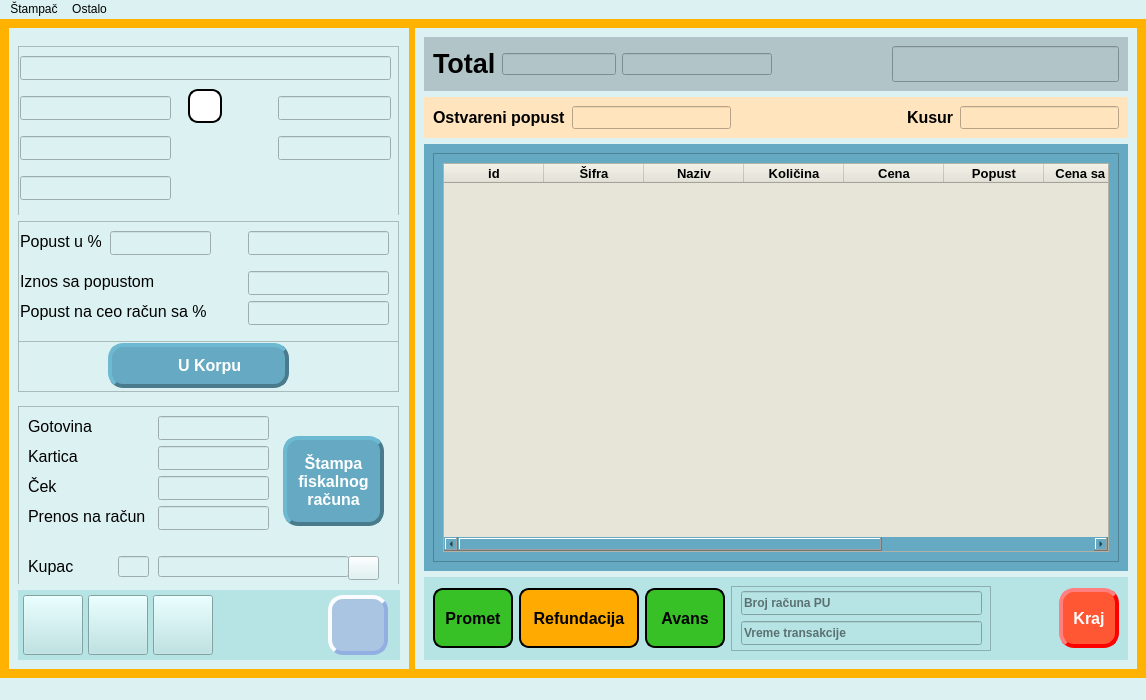
This is ui/main_window - Copy.ui in ljuba17/desktop_pos as Qt 5 draws it before an edit. The edited form follows.
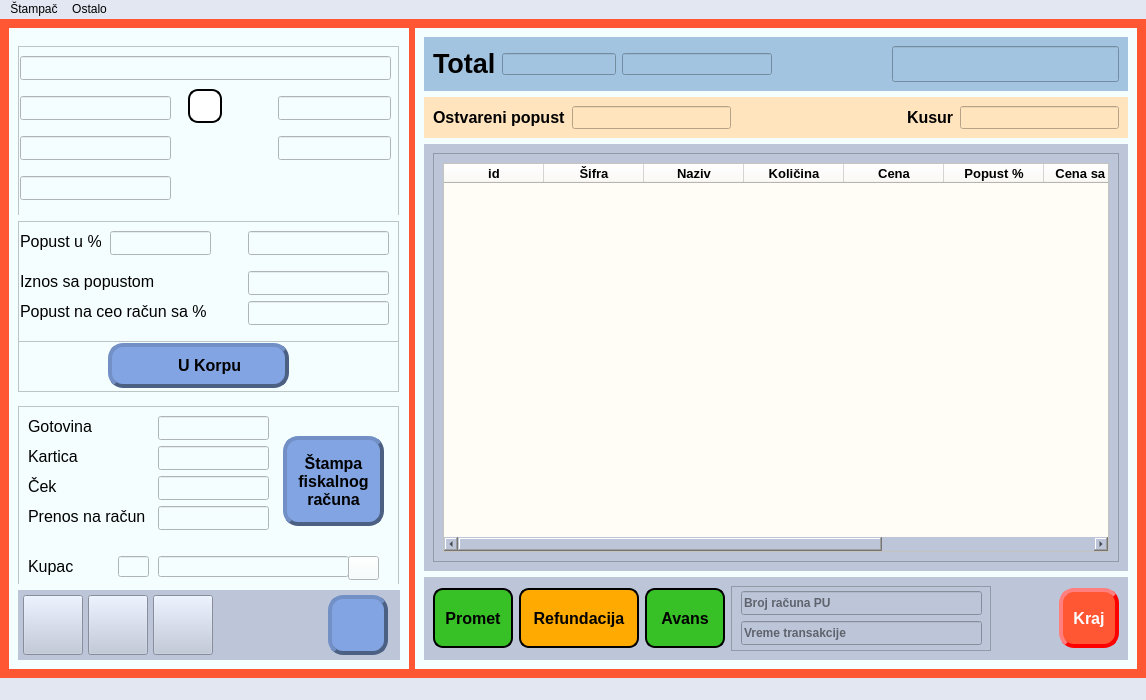
This is the edited form. Icons and pictures are not drawn.

The edit to the form file:
```diff
--- a/ui/main_window - Copy.ui
+++ b/ui/main_window - Copy.ui
@@ -24,12 +24,12 @@
     <normaloff>../resources/logo.png</normaloff>../resources/logo.png</iconset>
   </property>
   <property name="styleSheet">
-   <string notr="true">background-color: rgb(220, 242, 242);</string>
+   <string notr="true">background-color: #e3e7f1;</string>
   </property>
   <widget class="QWidget" name="centralwidget">
    <property name="styleSheet">
     <string notr="true">
-background-color: rgb(255, 179, 0);
+background-color: rgb(255, 87, 51);
 </string>
    </property>
    <layout class="QHBoxLayout" name="horizontalLayout">
@@ -48,7 +48,7 @@
        </size>
       </property>
       <property name="styleSheet">
-       <string notr="true">background-color: rgb(220, 242, 242);</string>
+       <string notr="true">background-color: #F5FEFF;</string>
       </property>
       <layout class="QVBoxLayout" name="verticalLayout">
        <item>
@@ -502,12 +502,12 @@
            </property>
            <property name="styleSheet">
             <string notr="true">QPushButton#btnKorpa {
-	background-color: #65aac2;
-	color: rgb(255, 255, 255);
+	background-color: #82a4e3;
+	color: black;
     border-style:outset;
 	border-width:4px;
 	border-radius:15px;
-	border-color:#497b8c;
+	border-color:#4c6084;
 	padding:10px;
 }
 QPushButton#btnKorpa:hover {
@@ -815,12 +815,12 @@
            </property>
            <property name="styleSheet">
             <string notr="true">QPushButton#btnStampa {
-	background-color: #65aac2;
-	color: rgb(255, 255, 255);
+	background-color: #82a4e3;
+	color: black;
     border-style:outset;
 	border-width:4px;
 	border-radius:15px;
-	border-color:#497b8c;
+	border-color:#4c6084;
 	padding:10px;
 }
 QPushButton#btnStampa:hover {
@@ -916,8 +916,8 @@
           </size>
          </property>
          <property name="styleSheet">
-          <string notr="true">background-color: rgb(182, 227, 227);
-border-color: rgb(35, 35, 35);</string>
+          <string notr="true">background-color: #bdc6d9;
+</string>
          </property>
          <widget class="QPushButton" name="btnKupac1">
           <property name="geometry">
@@ -1080,13 +1080,13 @@
           </property>
           <property name="styleSheet">
            <string notr="true">QPushButton#btnIzaberiKupca {
-    background-color: #A9C5E2;
+    background-color: #82a4e3;
     color: white; /* Bela boja teksta */
     font-size: 20px; /* Veličina fonta */
     font-weight: bold; /* Podebljani tekst */
     border-style:outset;
 	border-width:4px;
-	border-color: #93afe2;
+	border-color: #4c6084;
 	border-radius:15px;
 	padding:10px;
 }
@@ -1123,7 +1123,7 @@
     <item>
      <widget class="QWidget" name="desniWidget" native="true">
       <property name="styleSheet">
-       <string notr="true">background-color: rgb(220, 242, 242);</string>
+       <string notr="true">background-color: #F5FEFF;</string>
       </property>
       <layout class="QVBoxLayout" name="verticalLayout_2">
        <item>
@@ -1142,7 +1142,7 @@
          </property>
          <property name="styleSheet">
           <string notr="true">
-background-color: rgb(177, 197, 200);</string>
+background-color: #a2c4e0;</string>
          </property>
          <layout class="QHBoxLayout" name="horizontalLayout_3">
           <item>
@@ -1378,7 +1378,7 @@
           </sizepolicy>
          </property>
          <property name="styleSheet">
-          <string notr="true">background-color: rgb(101, 170, 194);</string>
+          <string notr="true">background-color: #bdc6d9;</string>
          </property>
          <layout class="QVBoxLayout" name="verticalLayout_3">
           <item>
@@ -1414,7 +1414,7 @@
                 <string>Tabela u kojoj su prikazane stavke računa.</string>
                </property>
                <property name="styleSheet">
-                <string notr="true">background-color: rgb(231, 229, 215);</string>
+                <string notr="true">background-color: #FFFDF6;</string>
                </property>
                <property name="rowCount">
                 <number>0</number>
@@ -1443,9 +1443,9 @@
                 </property>
                 <property name="background">
                  <color>
-                  <red>185</red>
-                  <green>203</green>
-                  <blue>204</blue>
+                  <red>162</red>
+                  <green>196</green>
+                  <blue>224</blue>
                  </color>
                 </property>
                 <property name="foreground">
@@ -1470,9 +1470,9 @@
                 </property>
                 <property name="background">
                  <color>
-                  <red>185</red>
-                  <green>203</green>
-                  <blue>204</blue>
+                  <red>162</red>
+                  <green>196</green>
+                  <blue>224</blue>
                  </color>
                 </property>
                 <property name="foreground">
@@ -1497,9 +1497,9 @@
                 </property>
                 <property name="background">
                  <color>
-                  <red>185</red>
-                  <green>203</green>
-                  <blue>204</blue>
+                  <red>162</red>
+                  <green>196</green>
+                  <blue>224</blue>
                  </color>
                 </property>
                 <property name="foreground">
@@ -1524,9 +1524,9 @@
                 </property>
                 <property name="background">
                  <color>
-                  <red>185</red>
-                  <green>203</green>
-                  <blue>204</blue>
+                  <red>162</red>
+                  <green>196</green>
+                  <blue>224</blue>
                  </color>
                 </property>
                 <property name="foreground">
@@ -1551,9 +1551,9 @@
                 </property>
                 <property name="background">
                  <color>
-                  <red>185</red>
-                  <green>203</green>
-                  <blue>204</blue>
+                  <red>162</red>
+                  <green>196</green>
+                  <blue>224</blue>
                  </color>
                 </property>
                 <property name="foreground">
@@ -1568,7 +1568,7 @@
                </column>
                <column>
                 <property name="text">
-                 <string>Popust</string>
+                 <string>Popust %</string>
                 </property>
                 <property name="font">
                  <font>
@@ -1578,9 +1578,9 @@
                 </property>
                 <property name="background">
                  <color>
-                  <red>185</red>
-                  <green>203</green>
-                  <blue>204</blue>
+                  <red>162</red>
+                  <green>196</green>
+                  <blue>224</blue>
                  </color>
                 </property>
                 <property name="foreground">
@@ -1605,9 +1605,9 @@
                 </property>
                 <property name="background">
                  <color>
-                  <red>185</red>
-                  <green>203</green>
-                  <blue>204</blue>
+                  <red>162</red>
+                  <green>196</green>
+                  <blue>224</blue>
                  </color>
                 </property>
                 <property name="foreground">
@@ -1632,9 +1632,9 @@
                 </property>
                 <property name="background">
                  <color>
-                  <red>185</red>
-                  <green>203</green>
-                  <blue>204</blue>
+                  <red>162</red>
+                  <green>196</green>
+                  <blue>224</blue>
                  </color>
                 </property>
                 <property name="foreground">
@@ -1659,9 +1659,9 @@
                 </property>
                 <property name="background">
                  <color>
-                  <red>185</red>
-                  <green>203</green>
-                  <blue>204</blue>
+                  <red>162</red>
+                  <green>196</green>
+                  <blue>224</blue>
                  </color>
                 </property>
                 <property name="foreground">
@@ -1697,7 +1697,7 @@
           </size>
          </property>
          <property name="styleSheet">
-          <string notr="true">background-color: rgb(182, 227, 227);</string>
+          <string notr="true">background-color: #bdc6d9;</string>
          </property>
          <layout class="QHBoxLayout" name="horizontalLayout_2">
           <item>
```
Left out of the diff: 32 changed lines with no effect on the pictures.
